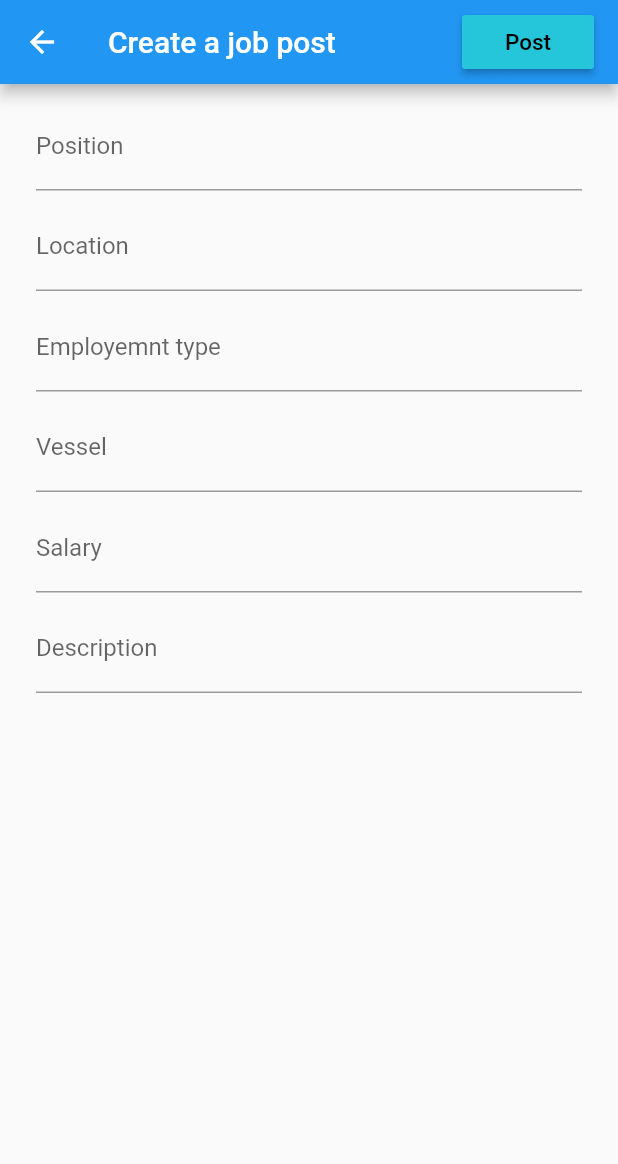
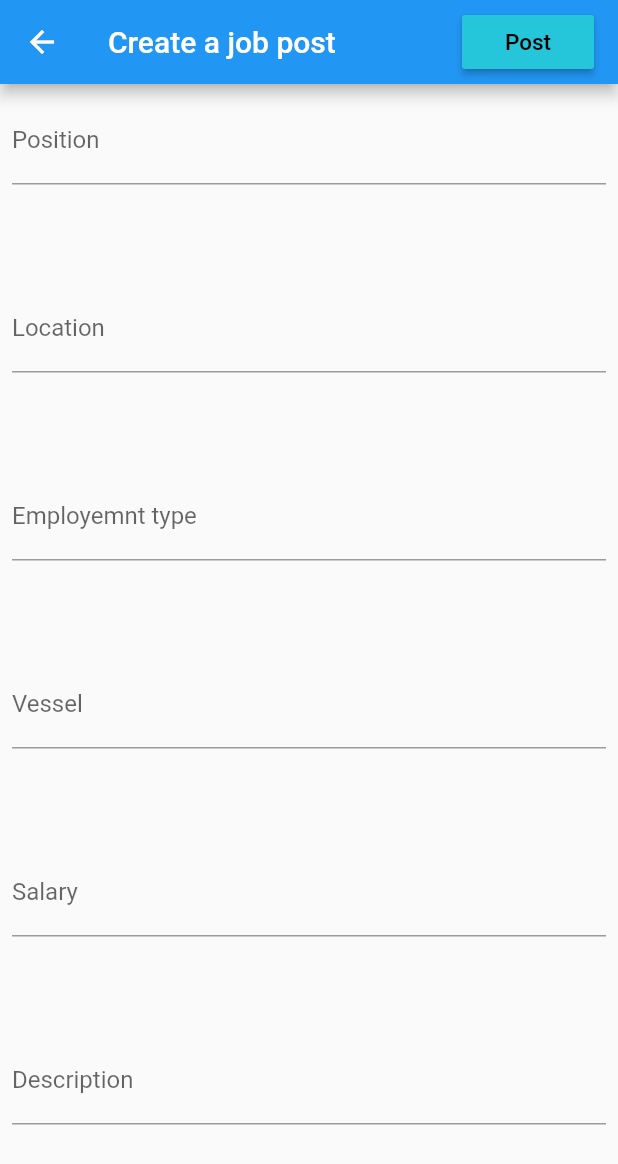
Before and after one commit to LeonGrn/SailWithMe---Flutter, a Flutter app: the JobOfferScreen screen opened directly with empty values, after a tap on "Post", on a phone screen of 412 x 824 dp. Shown: the top 1164 px of the screen. Run offline on Flutter 3.47's test engine with Material 2 defaults, Android fonts, the phone set to English and light mode, and no system bars; our stand-ins replace cloud_firestore, curved_navigation_bar, dio, firebase_auth, firebase_core, firebase_database and 11 more; missing offline and left inert: firebase_image, flutter_cupertino_date_picker, flutter_polyline_points, google_place, imei_plugin; accounts and stored records are empty; network calls fail; statements that could not run were skipped.

Commit message:
fix job post

```diff
--- a/lib/screens/sub-screens/jobOffer_screen.dart
+++ b/lib/screens/sub-screens/jobOffer_screen.dart
@@ -25,11 +25,23 @@ class _JobOfferScreenState extends State<JobOfferScreen> {
   TextEditingController salaryController = new TextEditingController();
   TextEditingController descriptionController = new TextEditingController();
 
-  String validateField(String value) {
-    if (value.isNotEmpty) {
-      return "Field cannot be empty";
+  bool validateField() {
+    if (positionController.text == null ||
+        positionController.text == "" ||
+        locationController.text == null ||
+        locationController.text == "" ||
+        employmentTypeController.text == null ||
+        employmentTypeController.text == "" ||
+        vesselController.text == null ||
+        vesselController.text == "" ||
+        salaryController.text == null ||
+        salaryController.text == "" ||
+        descriptionController.text == null ||
+        descriptionController.text == "") {
+      return false;
     }
-    return null;
+
+    return true;
   }
 
   @override
@@ -37,7 +49,8 @@ class _JobOfferScreenState extends State<JobOfferScreen> {
     DateTime now = DateTime.now();
 
     return Scaffold(
-      resizeToAvoidBottomInset: false,
+      // resizeToAvoidBottomInset: false,
+      resizeToAvoidBottomPadding: false,
       appBar: AppBar(
         title: Row(
           mainAxisAlignment: MainAxisAlignment.spaceBetween,
@@ -46,6 +59,7 @@ class _JobOfferScreenState extends State<JobOfferScreen> {
             RaisedButton(
               color: Colors.cyan[400],
               onPressed: () async {
+                if (validateField() == true) {
                   String formattedTime = DateFormat.Hms().format(now);
 
                   JobPost myJob = JobPost(
@@ -62,6 +76,7 @@ class _JobOfferScreenState extends State<JobOfferScreen> {
                           id: ApiCalls.recieveUserInstance()));
 
                   await ApiCalls.createJobOfferPost(myJob);
+                }
               },
               child: Text(
                 "Post",
@@ -73,66 +88,85 @@ class _JobOfferScreenState extends State<JobOfferScreen> {
       ),
       body: Padding(
         padding: const EdgeInsets.all(8.0),
+        child: Padding(
+          padding:
+              EdgeInsets.only(bottom: MediaQuery.of(context).viewInsets.bottom),
+          // padding: const EdgeInsets.all(8.0),
           child: Column(
             children: [
-            new ListTile(
-              title: TextFormField(
+              Expanded(
+                flex: 1,
+                child: TextFormField(
                   controller: positionController,
                   maxLines: 1,
                   keyboardType: TextInputType.multiline,
                   decoration: InputDecoration(
                     labelText: 'Position',
-                  errorText: validateField(positionController.text),
                   ),
                 ),
-              onTap: () {},
               ),
-            new ListTile(
-              title: TextFormField(
+              Expanded(
+                flex: 1,
+                child: TextFormField(
                   controller: locationController,
                   maxLines: 1,
                   keyboardType: TextInputType.multiline,
-                decoration: InputDecoration(labelText: 'Location'),
+                  decoration: InputDecoration(
+                    labelText: 'Location',
+                    // errorText: validateField(locationController.text),
                   ),
-              onTap: () {},
                 ),
-            new ListTile(
-              title: TextFormField(
+              ),
+              Expanded(
+                flex: 1,
+                child: TextFormField(
                   controller: employmentTypeController,
                   maxLines: 1,
                   keyboardType: TextInputType.multiline,
-                decoration: InputDecoration(labelText: "Employemnt type"),
+                  decoration: InputDecoration(
+                    labelText: "Employemnt type",
+                    // errorText: validateField(employmentTypeController.text),
                   ),
-              onTap: () {},
                 ),
-            new ListTile(
-              title: TextFormField(
+              ),
+              Expanded(
+                flex: 1,
+                child: TextFormField(
                   controller: vesselController,
                   maxLines: 1,
                   keyboardType: TextInputType.multiline,
-                decoration: InputDecoration(labelText: "Vessel"),
+                  decoration: InputDecoration(
+                    labelText: "Vessel",
+                    // errorText: validateField(vesselController.text),
                   ),
-              onTap: () {},
                 ),
-            new ListTile(
-              title: TextFormField(
+              ),
+              Expanded(
+                flex: 1,
+                child: TextFormField(
                   controller: salaryController,
                   maxLines: 1,
                   keyboardType: TextInputType.multiline,
-                decoration: InputDecoration(labelText: "Salary"),
+                  decoration: InputDecoration(
+                    labelText: "Salary",
+                    // errorText: validateField(salaryController.text),
                   ),
-              onTap: () {},
                 ),
-            new ListTile(
-              title: TextFormField(
+              ),
+              Expanded(
+                flex: 1,
+                child: TextFormField(
                   controller: descriptionController,
                   maxLines: null,
                   keyboardType: TextInputType.multiline,
-                decoration: InputDecoration(labelText: "Description"),
+                  decoration: InputDecoration(
+                    labelText: "Description",
+                    // errorText: validateField(descriptionController.text),
                   ),
-              onTap: () {},
+                ),
               ),
             ],
+          ),
         ),
       ),
     );
--- a/pubspec.yaml
+++ b/pubspec.yaml
@@ -60,6 +60,7 @@ dev_dependencies:
   geocoding: ^1.0.5
   flutter_polyline_points: ^0.2.4
   google_fonts: any
+  fluttertoast: any
 
 flutter:
   uses-material-design: true
```
Lines whose indentation alone changed are shown as unchanged.
